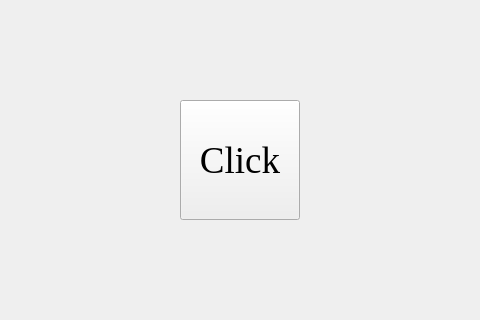
Before: the Qt Designer form UI.ui in QQYTYWETEWWERTYQ/a, drawn with Qt 5; both pictures show x 160 to 640 and y 240 to 560 of the 800 by 800 pixel window.
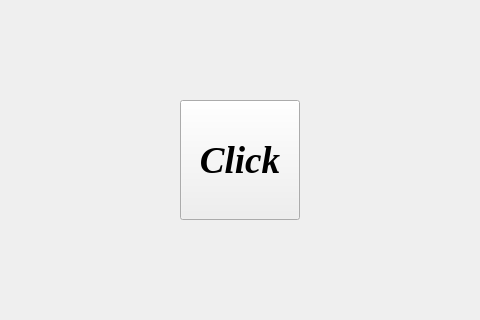
After: the same form once the commit is applied.

Commit message: Git и желтые окружности

```diff
--- a/UI.ui
+++ b/UI.ui
@@ -32,9 +32,9 @@
     <font>
      <family>Times New Roman</family>
      <pointsize>28</pointsize>
-     <weight>50</weight>
-     <italic>false</italic>
-     <bold>false</bold>
+     <weight>75</weight>
+     <italic>true</italic>
+     <bold>true</bold>
     </font>
    </property>
    <property name="text">
```
The commit also changes 1 other file.
